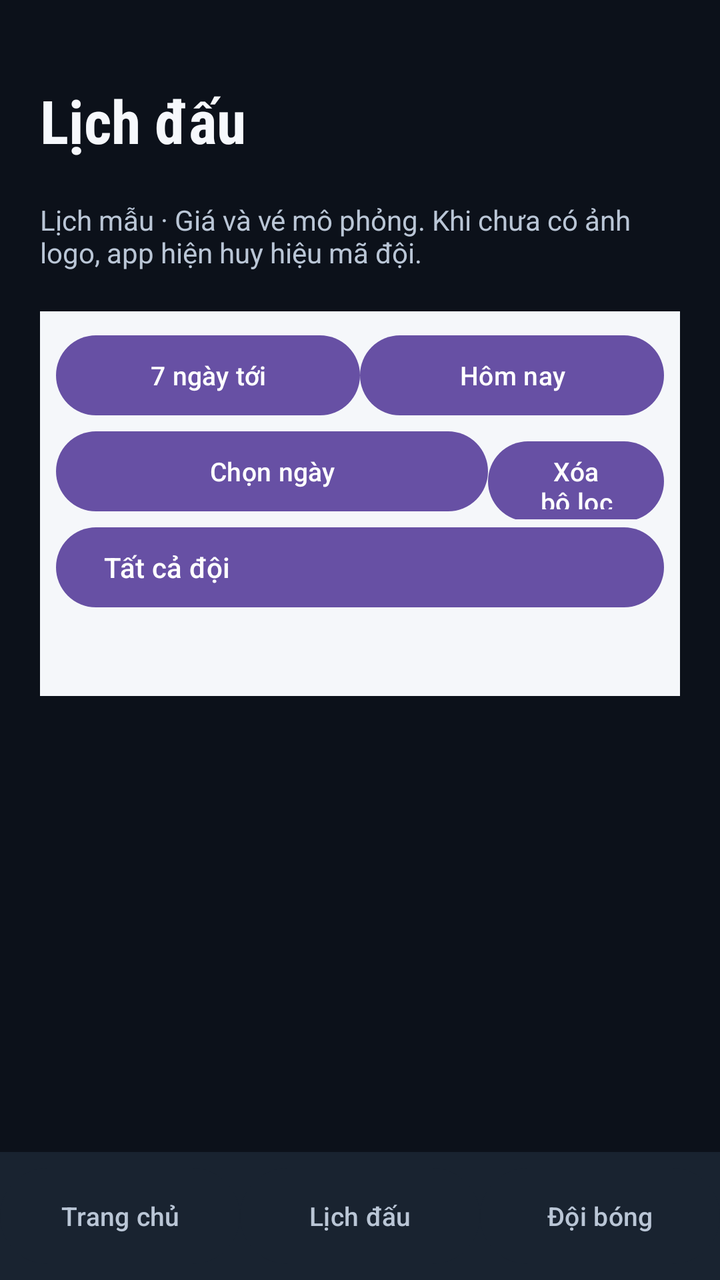
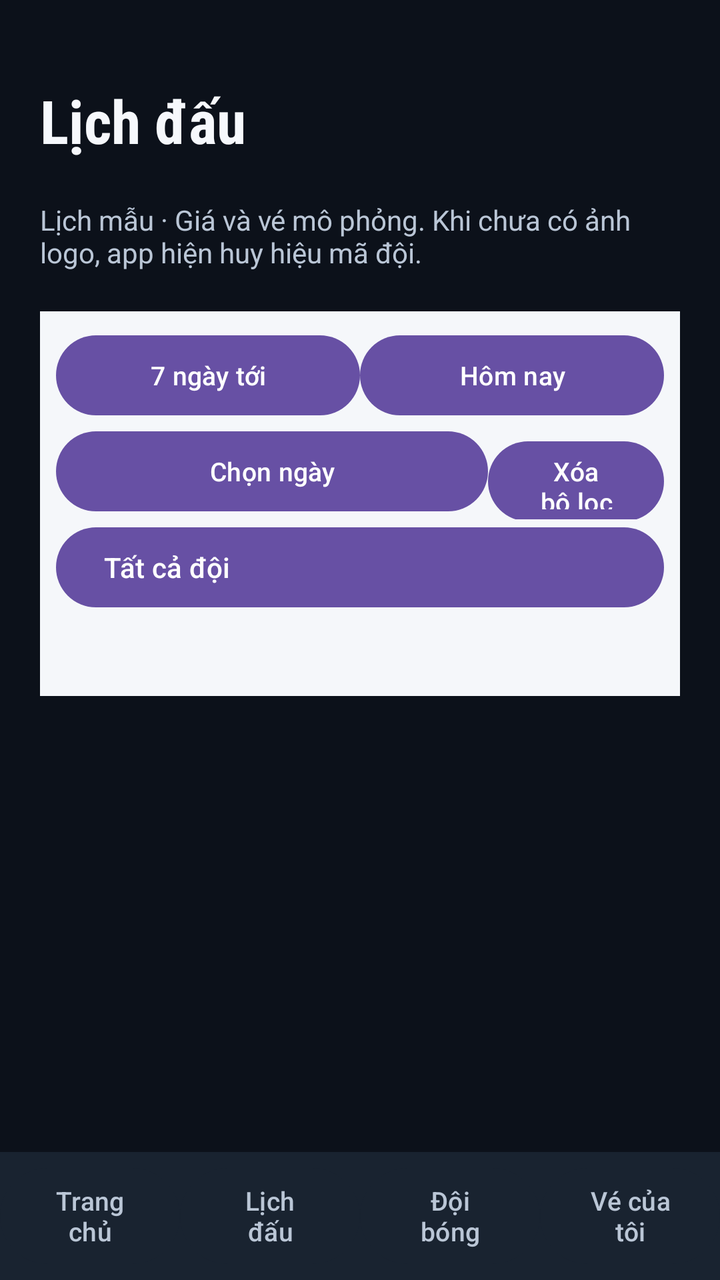

Before-and-after screenshots of an Android layout around one commit, followed by the original layout XML and the change that was made.
<!-- AndroidManifest.xml: application theme Theme.NbaTicketHub -->
<!-- res/layout/activity_main.xml -->
<?xml version="1.0" encoding="utf-8"?>
<LinearLayout xmlns:android="http://schemas.android.com/apk/res/android" xmlns:app="http://schemas.android.com/apk/res-auto" android:id="@+id/main" android:layout_width="match_parent" android:layout_height="match_parent" android:orientation="vertical" android:background="@color/preview_surface">
    <include layout="@layout/browse_shell" />
    <LinearLayout android:id="@+id/arena_screen" android:layout_width="match_parent" android:layout_height="match_parent" android:orientation="vertical" android:visibility="gone">
        <LinearLayout android:id="@+id/arena_header" android:layout_width="match_parent" android:layout_height="wrap_content" android:gravity="center_vertical" android:paddingHorizontal="12dp">
            <LinearLayout android:layout_width="0dp" android:layout_weight="1" android:layout_height="wrap_content" android:orientation="vertical">
                <TextView android:id="@+id/venue_title" android:layout_width="match_parent" android:layout_height="wrap_content" android:textSize="22sp" android:textStyle="bold" />
                <TextView android:id="@+id/venue_subtitle" android:layout_width="match_parent" android:layout_height="wrap_content" android:textSize="11sp" android:maxLines="2" />
            </LinearLayout>
            <Button android:id="@+id/show_games" android:layout_width="wrap_content" android:layout_height="56dp" android:text="@string/change_match" android:textSize="12sp" />
        </LinearLayout>
        <androidx.coordinatorlayout.widget.CoordinatorLayout android:id="@+id/arena_stage" android:layout_width="match_parent" android:layout_height="0dp" android:layout_weight="1">
            <LinearLayout android:layout_width="match_parent" android:layout_height="match_parent" android:orientation="vertical">
        <LinearLayout android:layout_width="match_parent" android:layout_height="48dp" android:gravity="center_vertical">
            <Spinner android:visibility="gone" android:id="@+id/level_filter" android:layout_width="0dp" android:layout_weight="1" android:layout_height="48dp" android:contentDescription="@string/filter_level" />
            <Spinner android:visibility="gone" android:id="@+id/section_filter" android:layout_width="0dp" android:layout_weight="1" android:layout_height="48dp" android:contentDescription="@string/filter_section" />
            <Spinner android:id="@+id/type_filter" android:layout_width="0dp" android:layout_weight="1" android:layout_height="48dp" android:contentDescription="@string/ticket_type" />
            <Spinner android:id="@+id/budget_filter" android:layout_width="0dp" android:layout_weight="1" android:layout_height="48dp" android:contentDescription="@string/ticket_budget" />
            <Button android:id="@+id/clear_filter" android:layout_width="48dp" android:layout_height="48dp" android:text="@string/clear_filter_short" android:contentDescription="@string/clear_filter" android:padding="0dp" />
            <Button android:id="@+id/reset_view" android:layout_width="80dp" android:layout_height="48dp" android:text="@string/reset_view" android:padding="0dp" android:textSize="12sp" />
        </LinearLayout>
        <TextView android:id="@+id/preview_status" android:layout_width="match_parent" android:layout_height="28dp" android:textSize="11sp" android:paddingHorizontal="12dp" android:textColor="@color/preview_text" android:accessibilityLiveRegion="polite" />
        <TextView android:id="@+id/status_legend" android:layout_width="match_parent" android:layout_height="28dp" android:textSize="11sp" android:paddingHorizontal="12dp" android:textColor="@color/preview_text" />
        <TextView android:id="@+id/tier_legend" android:layout_width="match_parent" android:layout_height="wrap_content" android:visibility="gone" />
            <com.example.nbatickethub.ui.arena.ArenaView android:id="@+id/arena_view" android:layout_width="match_parent" android:layout_height="0dp" android:layout_weight="1" android:paddingBottom="64dp" />
            </LinearLayout>
            <LinearLayout android:id="@+id/seat_sheet" android:layout_width="match_parent" android:layout_height="440dp" android:layout_gravity="top|end" android:orientation="vertical" android:background="#FFFFFF" android:elevation="10dp" app:layout_behavior="com.google.android.material.bottomsheet.BottomSheetBehavior" app:behavior_peekHeight="64dp" app:behavior_fitToContents="true">
                <LinearLayout android:layout_width="match_parent" android:layout_height="64dp" android:gravity="center_vertical" android:paddingHorizontal="12dp">
                    <TextView android:id="@+id/selection_summary" android:layout_width="0dp" android:layout_weight="1" android:layout_height="wrap_content" android:textSize="15sp" android:textStyle="bold" android:textColor="#10283F" />
                    <Button android:id="@+id/cancel_change" android:layout_width="wrap_content" android:layout_height="48dp" android:text="@string/cancel_change" android:visibility="gone" android:textSize="12sp" />
                    <Button android:id="@+id/toggle_sheet" android:layout_width="wrap_content" android:layout_height="48dp" android:text="@string/details" android:textSize="12sp" />
                </LinearLayout>
                <LinearLayout android:id="@+id/ticket_body" android:layout_width="match_parent" android:layout_height="0dp" android:layout_weight="1" android:orientation="vertical">
                <ListView android:id="@+id/selected_list" android:layout_width="match_parent" android:layout_height="0dp" android:layout_weight="1" android:dividerHeight="1dp" android:background="#FFFFFF" android:contentDescription="@string/section_tickets" />
                </LinearLayout>
                <LinearLayout android:layout_width="match_parent" android:layout_height="56dp" android:paddingHorizontal="8dp" android:gravity="center_vertical">
                    <Button android:id="@+id/change_seat" android:layout_width="0dp" android:layout_weight="1" android:layout_height="48dp" android:text="@string/change_seat" />
                    <Button android:id="@+id/toggle_seat" android:layout_width="0dp" android:layout_weight="1" android:layout_height="48dp" android:text="@string/confirm_seat" />
                </LinearLayout>
            </LinearLayout>
        </androidx.coordinatorlayout.widget.CoordinatorLayout>
    </LinearLayout>
</LinearLayout>
<!-- res/layout/browse_shell.xml (included above) -->
<?xml version="1.0" encoding="utf-8"?>
<LinearLayout xmlns:android="http://schemas.android.com/apk/res/android" android:id="@+id/browse_shell" android:layout_width="match_parent" android:layout_height="match_parent" android:orientation="vertical" android:background="@color/browse_background">
    <FrameLayout android:layout_width="match_parent" android:layout_height="0dp" android:layout_weight="1">
        <ScrollView android:id="@+id/browse_home" android:layout_width="match_parent" android:layout_height="match_parent" android:fillViewport="true">
            <LinearLayout android:layout_width="match_parent" android:layout_height="wrap_content" android:orientation="vertical" android:padding="16dp">
                <TextView style="@style/BrowseEyebrow" android:text="@string/browse_brand" />
                <TextView style="@style/BrowseHeading" android:text="@string/browse_headline" />
                <LinearLayout android:id="@+id/featured_match" android:layout_width="match_parent" android:layout_height="wrap_content" android:orientation="vertical" />
                <TextView style="@style/BrowseHeading" android:text="@string/browse_upcoming" />
                <LinearLayout android:id="@+id/upcoming_matches" android:layout_width="match_parent" android:layout_height="wrap_content" android:orientation="vertical" />
                <Button android:id="@+id/browse_all_matches" android:layout_width="match_parent" android:layout_height="48dp" android:text="@string/browse_all_matches" />
                <TextView style="@style/BrowseHeading" android:text="@string/browse_explore_teams" />
                <LinearLayout android:id="@+id/home_teams" android:layout_width="match_parent" android:layout_height="wrap_content" android:orientation="vertical" />
                <TextView style="@style/BrowseEyebrow" android:text="@string/browse_mock_notice" />
            </LinearLayout>
        </ScrollView>
        <include layout="@layout/calendar_screen" />
        <ScrollView android:id="@+id/browse_teams" android:layout_width="match_parent" android:layout_height="match_parent" android:visibility="gone">
            <LinearLayout android:layout_width="match_parent" android:layout_height="wrap_content" android:orientation="vertical" android:padding="16dp">
                <TextView style="@style/BrowseEyebrow" android:text="@string/browse_brand" />
                <TextView style="@style/BrowseHeading" android:text="@string/nav_teams" />
                <TextView style="@style/BrowseEyebrow" android:text="@string/browse_team_hint" />
                <LinearLayout android:id="@+id/browse_team_grid" android:layout_width="match_parent" android:layout_height="wrap_content" android:orientation="vertical" />
            </LinearLayout>
        </ScrollView>
        <LinearLayout android:id="@+id/browse_detail" android:layout_width="match_parent" android:layout_height="match_parent" android:orientation="vertical" android:visibility="gone">
            <Button android:id="@+id/detail_back" android:layout_width="wrap_content" android:layout_height="48dp" android:text="@string/browse_back" android:backgroundTint="@android:color/transparent" android:textColor="@color/browse_text" />
            <ScrollView android:id="@+id/detail_scroll" android:layout_width="match_parent" android:layout_height="0dp" android:layout_weight="1" android:fillViewport="true">
                <LinearLayout android:layout_width="match_parent" android:layout_height="wrap_content" android:orientation="vertical" android:padding="16dp">
                    <TextView style="@style/BrowseHeading" android:text="@string/browse_detail_title" />
                    <LinearLayout android:id="@+id/detail_poster" android:layout_width="match_parent" android:layout_height="wrap_content" android:orientation="vertical" />
                    <TextView style="@style/BrowseEyebrow" android:text="@string/browse_detail_hint" />
                </LinearLayout>
            </ScrollView>
            <LinearLayout android:layout_width="match_parent" android:layout_height="wrap_content" android:gravity="center_vertical" android:padding="12dp" android:background="@color/browse_surface">
                <TextView android:id="@+id/detail_price" android:layout_width="0dp" android:layout_weight="1" android:layout_height="wrap_content" android:textColor="@color/browse_text" android:textSize="18sp" android:textStyle="bold" />
                <Button android:id="@+id/detail_choose_seats" android:layout_width="wrap_content" android:layout_height="56dp" android:minWidth="144dp" android:text="@string/browse_choose_seats" android:backgroundTint="@color/browse_accent" android:textColor="@color/browse_background" />
            </LinearLayout>
        </LinearLayout>
    </FrameLayout>
    <LinearLayout android:id="@+id/browse_nav" android:layout_width="match_parent" android:layout_height="64dp" android:gravity="center_vertical" android:background="@color/browse_surface">
        <Button android:id="@+id/nav_home" style="@style/BrowseNav" android:text="@string/nav_home" />
        <Button android:id="@+id/nav_schedule" style="@style/BrowseNav" android:text="@string/nav_schedule" />
        <Button android:id="@+id/nav_teams" style="@style/BrowseNav" android:text="@string/nav_teams" />
    </LinearLayout>
</LinearLayout>
<!-- res/layout/calendar_screen.xml (included above) -->
<?xml version="1.0" encoding="utf-8"?>
<ScrollView xmlns:android="http://schemas.android.com/apk/res/android" android:id="@+id/game_picker" android:layout_width="match_parent" android:layout_height="match_parent" android:fillViewport="true" android:background="@color/browse_background" android:saveEnabled="false">
        <LinearLayout android:layout_width="match_parent" android:layout_height="wrap_content" android:orientation="vertical" android:padding="20dp">
            <TextView android:layout_width="match_parent" android:layout_height="wrap_content" android:text="@string/nav_schedule" android:textSize="30sp" android:textStyle="bold" android:fontFamily="sans-serif-condensed" android:textColor="@color/browse_text" android:paddingVertical="20dp" />
            <TextView android:layout_width="match_parent" android:layout_height="wrap_content" android:text="@string/sample_notice" android:textColor="@color/browse_muted" android:paddingBottom="20dp" />
            <include layout="@layout/match_filters" />
            <LinearLayout android:id="@+id/game_cards" android:layout_width="match_parent" android:layout_height="wrap_content" android:orientation="vertical" />
        </LinearLayout>
    </ScrollView>
<!-- res/layout/match_filters.xml (included above) -->
<?xml version="1.0" encoding="utf-8"?>
<LinearLayout xmlns:android="http://schemas.android.com/apk/res/android" android:layout_width="match_parent" android:layout_height="wrap_content" android:orientation="vertical" android:background="@color/preview_surface" android:padding="8dp">
    <LinearLayout android:layout_width="match_parent" android:layout_height="48dp">
        <Button android:id="@+id/match_seven_days" android:layout_width="0dp" android:layout_weight="1" android:layout_height="48dp" android:text="@string/next_seven_days" android:textSize="13sp" />
        <Button android:id="@+id/match_today" android:layout_width="0dp" android:layout_weight="1" android:layout_height="48dp" android:text="@string/match_today" android:textSize="13sp" />
    </LinearLayout>
    <LinearLayout android:layout_width="match_parent" android:layout_height="48dp">
        <Button android:id="@+id/match_date" android:layout_width="0dp" android:layout_weight="1" android:layout_height="48dp" android:text="@string/pick_match_day" android:textSize="13sp" />
        <Button android:id="@+id/match_clear" android:layout_width="88dp" android:layout_height="48dp" android:text="@string/clear_filter" android:textSize="13sp" />
    </LinearLayout>
    <Button android:id="@+id/match_team" android:layout_width="match_parent" android:layout_height="48dp" android:text="@string/all_teams" android:gravity="center_vertical|start" android:drawablePadding="12dp" android:textSize="14sp" />
    <CheckBox android:id="@+id/match_home_only" android:layout_width="match_parent" android:layout_height="48dp" android:text="@string/home_only" android:visibility="gone" android:textColor="@color/preview_text" />
    <TextView android:id="@+id/match_filter_summary" android:layout_width="match_parent" android:layout_height="wrap_content" android:paddingVertical="8dp" android:textSize="12sp" android:textColor="@color/preview_muted" android:accessibilityLiveRegion="polite" />
    <TextView android:id="@+id/match_empty" android:layout_width="match_parent" android:layout_height="wrap_content" android:paddingVertical="24dp" android:text="@string/no_matching_games" android:textSize="16sp" android:textColor="@color/preview_text" android:visibility="gone" />
</LinearLayout>
<!-- resources referenced by this layout -->
<resources>
  <color name="browse_accent">#FFC95B</color>
  <color name="browse_background">#0C111A</color>
  <color name="browse_muted">#BAC6D6</color>
  <color name="browse_surface">#192330</color>
  <color name="browse_text">#F6F8FC</color>
  <color name="preview_muted">#617487</color>
  <color name="preview_surface">#F5F7FA</color>
  <color name="preview_text">#24394B</color>
  <string name="all_teams">Tất cả đội</string>
  <string name="browse_all_matches">Xem toàn bộ lịch đấu</string>
  <string name="browse_back">‹ Quay lại</string>
  <string name="browse_brand">NBA TICKETHUB · LỊCH MẪU</string>
  <string name="browse_choose_seats">Chọn ghế</string>
  <string name="browse_detail_hint">Chọn khu trên toàn sân để xem góc nhìn mô phỏng và vé. Bạn chỉ xác nhận ghế sau khi xem hàng, số ghế và giá.</string>
  <string name="browse_detail_title">Đêm thi đấu</string>
  <string name="browse_explore_teams">Khám phá theo đội</string>
  <string name="browse_headline">Sẵn sàng vào sân.</string>
  <string name="browse_mock_notice">Lịch, giá và tình trạng vé đều mô phỏng. Chưa đặt vé hoặc thanh toán.</string>
  <string name="browse_team_hint">30 đội · Xem cả trận sân nhà và sân khách.</string>
  <string name="browse_upcoming">Trận sắp tới</string>
  <string name="cancel_change">Hủy đổi</string>
  <string name="change_match">Đổi trận</string>
  <string name="change_seat">Đổi ghế</string>
  <string name="clear_filter">Xóa bộ lọc</string>
  <string name="clear_filter_short">Xóa lọc</string>
  <string name="confirm_seat">Chọn ghế</string>
  <string name="details">Chi tiết</string>
  <string name="filter_level">Lọc tầng</string>
  <string name="filter_section">Lọc khu</string>
  <string name="home_only">Chỉ sân nhà</string>
  <string name="match_today">Hôm nay</string>
  <string name="nav_home">Trang chủ</string>
  <string name="nav_schedule">Lịch đấu</string>
  <string name="nav_teams">Đội bóng</string>
  <string name="next_seven_days">7 ngày tới</string>
  <string name="no_matching_games">Không có trận chưa bắt đầu khớp bộ lọc. Hãy đổi ngày, đội hoặc xóa lọc.</string>
  <string name="pick_match_day">Chọn ngày</string>
  <string name="reset_view">Vừa khung</string>
  <string name="sample_notice">Lịch mẫu · Giá và vé mô phỏng. Khi chưa có ảnh logo, app hiện huy hiệu mã đội.</string>
  <string name="section_tickets">Vé trong khu</string>
  <string name="ticket_budget">Ngân sách</string>
  <string name="ticket_type">Loại ghế</string>
  <style name="BrowseEyebrow">
          <item name="android:layout_width">match_parent</item>
          <item name="android:layout_height">wrap_content</item>
          <item name="android:textColor">@color/browse_muted</item>
          <item name="android:textSize">13sp</item>
          <item name="android:paddingTop">8dp</item>
          <item name="android:paddingBottom">8dp</item>
      </style>
  <style name="BrowseNav">
          <item name="android:layout_width">0dp</item>
          <item name="android:layout_weight">1</item>
          <item name="android:layout_height">56dp</item>
          <item name="android:textSize">13sp</item>
          <item name="android:backgroundTint">@color/browse_surface</item>
          <item name="android:textColor">@color/browse_muted</item>
      </style>
  <style name="Theme.NbaTicketHub" parent="Base.Theme.NbaTicketHub" />
  <style name="Base.Theme.NbaTicketHub" parent="Theme.Material3.DayNight.NoActionBar">
          
          
      </style>
  <!-- unchanged entries left out for length: 1 -->
</resources>

<!-- the commit's change to res/layout/activity_main.xml (unified diff, before → after) -->
@@ -19,6 +19,7 @@
             <Button android:id="@+id/clear_filter" android:layout_width="48dp" android:layout_height="48dp" android:text="@string/clear_filter_short" android:contentDescription="@string/clear_filter" android:padding="0dp" />
             <Button android:id="@+id/reset_view" android:layout_width="80dp" android:layout_height="48dp" android:text="@string/reset_view" android:padding="0dp" android:textSize="12sp" />
         </LinearLayout>
+        <Button android:id="@+id/suggest_seats" android:layout_width="match_parent" android:layout_height="48dp" android:text="@string/finder_title" />
         <TextView android:id="@+id/preview_status" android:layout_width="match_parent" android:layout_height="28dp" android:textSize="11sp" android:paddingHorizontal="12dp" android:textColor="@color/preview_text" android:accessibilityLiveRegion="polite" />
         <TextView android:id="@+id/status_legend" android:layout_width="match_parent" android:layout_height="28dp" android:textSize="11sp" android:paddingHorizontal="12dp" android:textColor="@color/preview_text" />
         <TextView android:id="@+id/tier_legend" android:layout_width="match_parent" android:layout_height="wrap_content" android:visibility="gone" />
@@ -29,6 +30,7 @@
                     <TextView android:id="@+id/selection_summary" android:layout_width="0dp" android:layout_weight="1" android:layout_height="wrap_content" android:textSize="15sp" android:textStyle="bold" android:textColor="#10283F" />
                     <Button android:id="@+id/cancel_change" android:layout_width="wrap_content" android:layout_height="48dp" android:text="@string/cancel_change" android:visibility="gone" android:textSize="12sp" />
                     <Button android:id="@+id/toggle_sheet" android:layout_width="wrap_content" android:layout_height="48dp" android:text="@string/details" android:textSize="12sp" />
+                    <Button android:id="@+id/booking_continue" android:layout_width="96dp" android:layout_height="48dp" android:text="@string/booking_continue" android:textSize="12sp" android:visibility="gone" android:enabled="false" />
                 </LinearLayout>
                 <LinearLayout android:id="@+id/ticket_body" android:layout_width="match_parent" android:layout_height="0dp" android:layout_weight="1" android:orientation="vertical">
                 <ListView android:id="@+id/selected_list" android:layout_width="match_parent" android:layout_height="0dp" android:layout_weight="1" android:dividerHeight="1dp" android:background="#FFFFFF" android:contentDescription="@string/section_tickets" />
@@ -81,11 +83,15 @@
                 <Button android:id="@+id/detail_choose_seats" android:layout_width="wrap_content" android:layout_height="56dp" android:minWidth="144dp" android:text="@string/browse_choose_seats" android:backgroundTint="@color/browse_accent" android:textColor="@color/browse_background" />
             </LinearLayout>
         </LinearLayout>
+        <ScrollView android:id="@+id/my_tickets" android:layout_width="match_parent" android:layout_height="match_parent" android:visibility="gone">
+            <LinearLayout android:id="@+id/my_tickets_list" android:layout_width="match_parent" android:layout_height="wrap_content" android:orientation="vertical" android:padding="16dp" />
+        </ScrollView>
     </FrameLayout>
     <LinearLayout android:id="@+id/browse_nav" android:layout_width="match_parent" android:layout_height="64dp" android:gravity="center_vertical" android:background="@color/browse_surface">
         <Button android:id="@+id/nav_home" style="@style/BrowseNav" android:text="@string/nav_home" />
         <Button android:id="@+id/nav_schedule" style="@style/BrowseNav" android:text="@string/nav_schedule" />
         <Button android:id="@+id/nav_teams" style="@style/BrowseNav" android:text="@string/nav_teams" />
+        <Button android:id="@+id/nav_tickets" style="@style/BrowseNav" android:text="@string/booking_my_tickets" />
     </LinearLayout>
 </LinearLayout>
 <!-- res/layout/calendar_screen.xml (included above) -->
<!-- resource entries referenced after the edit -->
@@ -9,6 +9,8 @@
   <color name="preview_surface">#F5F7FA</color>
   <color name="preview_text">#24394B</color>
   <string name="all_teams">Tất cả đội</string>
+  <string name="booking_continue">Tiếp tục</string>
+  <string name="booking_my_tickets">Vé của tôi</string>
   <string name="browse_all_matches">Xem toàn bộ lịch đấu</string>
   <string name="browse_back">‹ Quay lại</string>
   <string name="browse_brand">NBA TICKETHUB · LỊCH MẪU</string>
@@ -17,7 +19,7 @@
   <string name="browse_detail_title">Đêm thi đấu</string>
   <string name="browse_explore_teams">Khám phá theo đội</string>
   <string name="browse_headline">Sẵn sàng vào sân.</string>
-  <string name="browse_mock_notice">Lịch, giá và tình trạng vé đều mô phỏng. Chưa đặt vé hoặc thanh toán.</string>
+  <string name="browse_mock_notice">Lịch, giá và tình trạng vé đều mô phỏng. Đặt vé mô phỏng, lưu trên thiết bị này.</string>
   <string name="browse_team_hint">30 đội · Xem cả trận sân nhà và sân khách.</string>
   <string name="browse_upcoming">Trận sắp tới</string>
   <string name="cancel_change">Hủy đổi</string>
@@ -29,6 +31,7 @@
   <string name="details">Chi tiết</string>
   <string name="filter_level">Lọc tầng</string>
   <string name="filter_section">Lọc khu</string>
+  <string name="finder_title">Gợi ý ghế</string>
   <string name="home_only">Chỉ sân nhà</string>
   <string name="match_today">Hôm nay</string>
   <string name="nav_home">Trang chủ</string>
